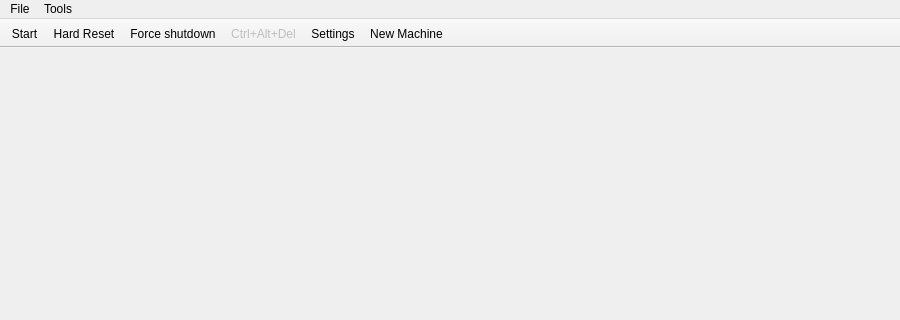
This is src/qt/qt_vmmanager_mainwindow.ui in 86Box/86Box as Qt 5 draws it before an edit; both pictures show x 0 to 900 and y 0 to 320 of the 900 by 600 pixel window. The edited form follows.
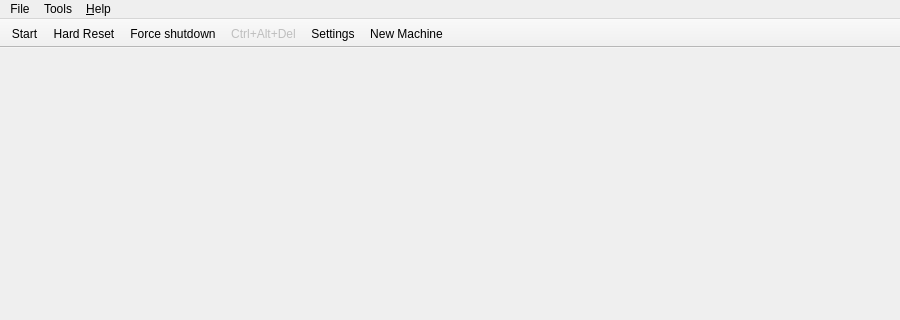
This is the edited form. Icons and pictures are not drawn.

Commit message:
Manager: Add Help menu
Move the About dialog into its own file and object

What changed in the file:
```diff
--- a/src/qt/qt_vmmanager_mainwindow.ui
+++ b/src/qt/qt_vmmanager_mainwindow.ui
@@ -38,8 +38,17 @@
     <addaction name="separator"/>
     <addaction name="actionExit"/>
    </widget>
+   <widget class="QMenu" name="menuHelp">
+    <property name="title">
+     <string>&amp;Help</string>
+    </property>
+    <addaction name="actionDocumentation"/>
+    <addaction name="actionAbout_86Box"/>
+    <addaction name="actionAbout_Qt"/>
+   </widget>
    <addaction name="menuFile"/>
    <addaction name="menuTools"/>
+   <addaction name="menuHelp"/>
   </widget>
   <widget class="QStatusBar" name="statusbar"/>
   <widget class="QToolBar" name="toolBar">
```
Left out of the diff: 29 changed lines with no effect on the pictures. The commit also changes 6 other files.
